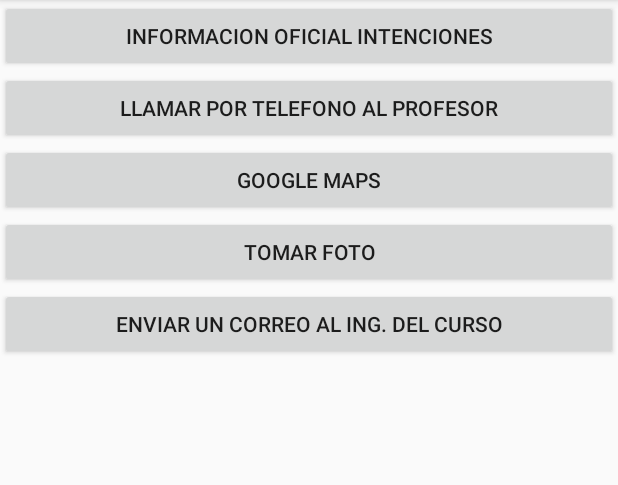
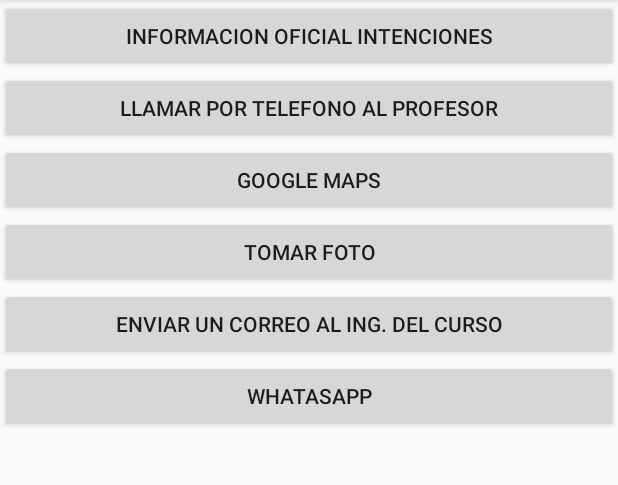
Before and after one commit to WCNosliwsys/mitema2, an Android app: the Intenciones screen opened directly, with no data from a screen before it, on a phone screen of 412 x 824 dp, the part 84-569 px from its top. Run offline under Robolectric (Android 15) with nearby library versions, the phone set to English and light mode, and no system bars.

Commit message:
Intencion hacia una app en particular ayudandonos con el package manager

```diff
--- a/app/src/main/res/layout/activity_intenciones.xml
+++ b/app/src/main/res/layout/activity_intenciones.xml
@@ -31,4 +31,9 @@
         android:layout_height="wrap_content"
         android:onClick="email"
         android:text="Enviar un correo al Ing. del curso" />
+    <Button
+        android:layout_width="match_parent"
+        android:layout_height="wrap_content"
+        android:onClick="whatsapp"
+        android:text="Whatasapp" />
 </LinearLayout>
```
Also changed, not shown: app/src/main/java/com/ingwilson/mitema2online/Intenciones.java (+24 -0 lines).
